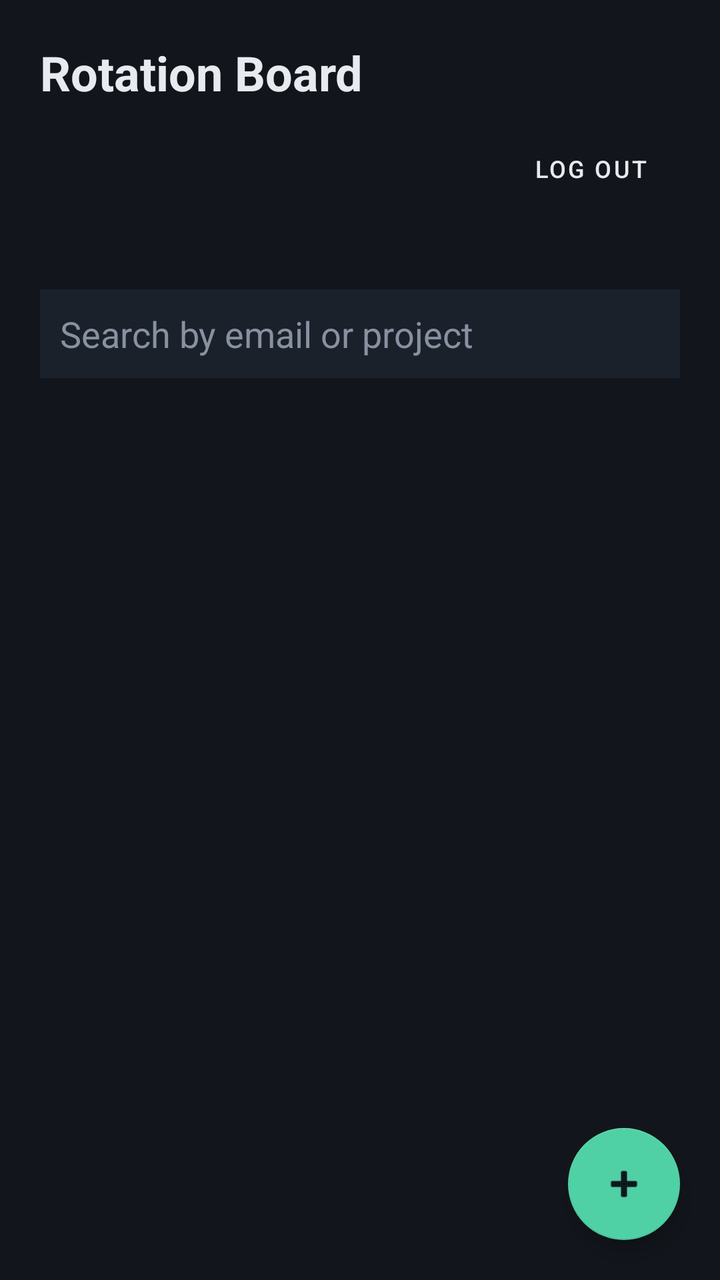
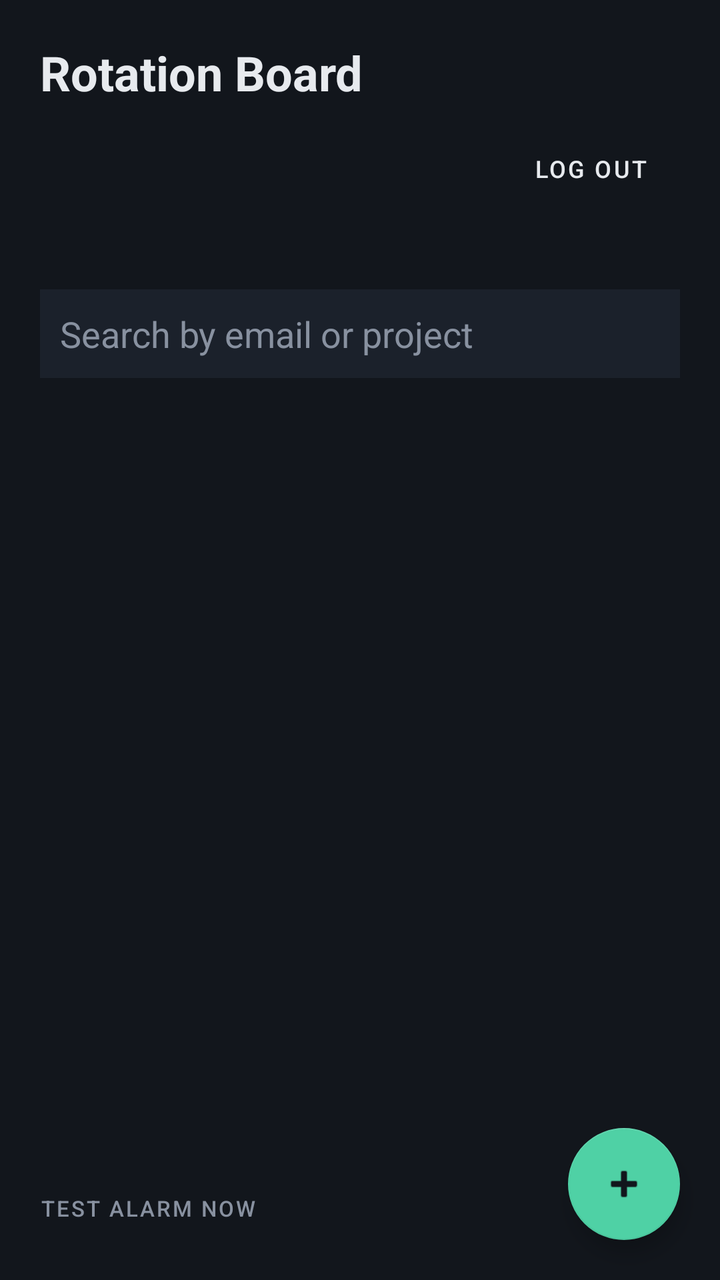

The first picture is an Android layout as it rendered before a commit; the second is the same layout after the commit. The layout source and the unified diff follow.
<!-- AndroidManifest.xml: application theme Theme.RotationBoard -->
<!-- res/layout/activity_dashboard.xml -->
<?xml version="1.0" encoding="utf-8"?>
<LinearLayout xmlns:android="http://schemas.android.com/apk/res/android"
    xmlns:app="http://schemas.android.com/apk/res-auto"
    android:layout_width="match_parent"
    android:layout_height="match_parent"
    android:orientation="vertical"
    android:background="@color/bg">

    <LinearLayout
        android:layout_width="match_parent"
        android:layout_height="wrap_content"
        android:orientation="vertical"
        android:padding="20dp">

        <TextView
            android:layout_width="wrap_content"
            android:layout_height="wrap_content"
            android:text="@string/app_name"
            android:textSize="24sp"
            android:textStyle="bold"
            android:textColor="@color/text_main" />

        <LinearLayout
            android:layout_width="match_parent"
            android:layout_height="wrap_content"
            android:orientation="horizontal"
            android:gravity="center_vertical"
            android:layout_marginTop="8dp">

            <TextView
                android:id="@+id/tvWho"
                android:layout_width="0dp"
                android:layout_height="wrap_content"
                android:layout_weight="1"
                android:textColor="@color/text_dim"
                android:textSize="13sp" />

            <Button
                android:id="@+id/btnLogout"
                style="@style/Widget.MaterialComponents.Button.OutlinedButton"
                android:layout_width="wrap_content"
                android:layout_height="wrap_content"
                android:text="Log out"
                android:textSize="12sp" />
        </LinearLayout>

        <TextView
            android:id="@+id/tvSummary"
            android:layout_width="match_parent"
            android:layout_height="wrap_content"
            android:textColor="@color/text_dim"
            android:textSize="12sp"
            android:layout_marginTop="10dp" />

        <EditText
            android:id="@+id/etSearch"
            android:layout_width="match_parent"
            android:layout_height="wrap_content"
            android:hint="Search by email or project"
            android:textColorHint="@color/text_dim"
            android:textColor="@color/text_main"
            android:background="@color/surface"
            android:padding="10dp"
            android:layout_marginTop="10dp"
            android:inputType="text"
            android:maxLines="1" />

        <LinearLayout
            android:id="@+id/bannerBattery"
            android:layout_width="match_parent"
            android:layout_height="wrap_content"
            android:orientation="vertical"
            android:background="@color/surface"
            android:padding="12dp"
            android:layout_marginTop="10dp"
            android:visibility="gone">

            <TextView
                android:layout_width="match_parent"
                android:layout_height="wrap_content"
                android:text="For alarms to ring reliably, allow this app to ignore battery optimization."
                android:textColor="@color/text_dim"
                android:textSize="12sp" />

            <Button
                android:id="@+id/btnFixBattery"
                android:layout_width="wrap_content"
                android:layout_height="wrap_content"
                android:layout_marginTop="8dp"
                android:text="Fix this"
                android:textSize="12sp" />
        </LinearLayout>
    </LinearLayout>

    <FrameLayout
        android:layout_width="match_parent"
        android:layout_height="0dp"
        android:layout_weight="1">

        <androidx.recyclerview.widget.RecyclerView
            android:id="@+id/recyclerView"
            android:layout_width="match_parent"
            android:layout_height="match_parent"
            android:paddingHorizontal="16dp"
            android:clipToPadding="false" />

        <TextView
            android:id="@+id/tvEmpty"
            android:layout_width="wrap_content"
            android:layout_height="wrap_content"
            android:layout_gravity="center"
            android:text="No accounts yet.\nTap + to add one."
            android:gravity="center"
            android:textColor="@color/text_dim"
            android:visibility="gone" />

        <com.google.android.material.floatingactionbutton.FloatingActionButton
            android:id="@+id/fabAdd"
            android:layout_width="wrap_content"
            android:layout_height="wrap_content"
            android:layout_gravity="bottom|end"
            android:layout_margin="20dp"
            android:src="@android:drawable/ic_input_add"
            app:backgroundTint="@color/ready" />
    </FrameLayout>
</LinearLayout>
<!-- resources referenced by this layout -->
<resources>
  <color name="bg">#12161C</color>
  <color name="ready">#4FD1A5</color>
  <color name="surface">#1B212B</color>
  <color name="text_dim">#8891A0</color>
  <color name="text_main">#E7EAEE</color>
  <string name="app_name">Rotation Board</string>
  <style name="Theme.RotationBoard" parent="Theme.MaterialComponents.DayNight.NoActionBar">
          <item name="colorPrimary">@color/text_main</item>
          <item name="colorPrimaryVariant">@color/text_main</item>
          <item name="colorOnPrimary">@color/bg</item>
          <item name="colorSecondary">@color/ready</item>
          <item name="colorOnSecondary">@color/bg</item>
          <item name="android:windowBackground">@color/bg</item>
          <item name="android:statusBarColor">@color/bg</item>
          <item name="android:textColorPrimary">@color/text_main</item>
      </style>
</resources>

<!-- the commit's change to res/layout/activity_dashboard.xml (unified diff, before → after) -->
@@ -122,5 +122,16 @@
             android:layout_margin="20dp"
             android:src="@android:drawable/ic_input_add"
             app:backgroundTint="@color/ready" />
+
+        <Button
+            android:id="@+id/btnTestAlarm"
+            style="@style/Widget.MaterialComponents.Button.TextButton"
+            android:layout_width="wrap_content"
+            android:layout_height="wrap_content"
+            android:layout_gravity="bottom|start"
+            android:layout_margin="12dp"
+            android:text="Test alarm now"
+            android:textSize="11sp"
+            android:textColor="@color/text_dim" />
     </FrameLayout>
 </LinearLayout>
